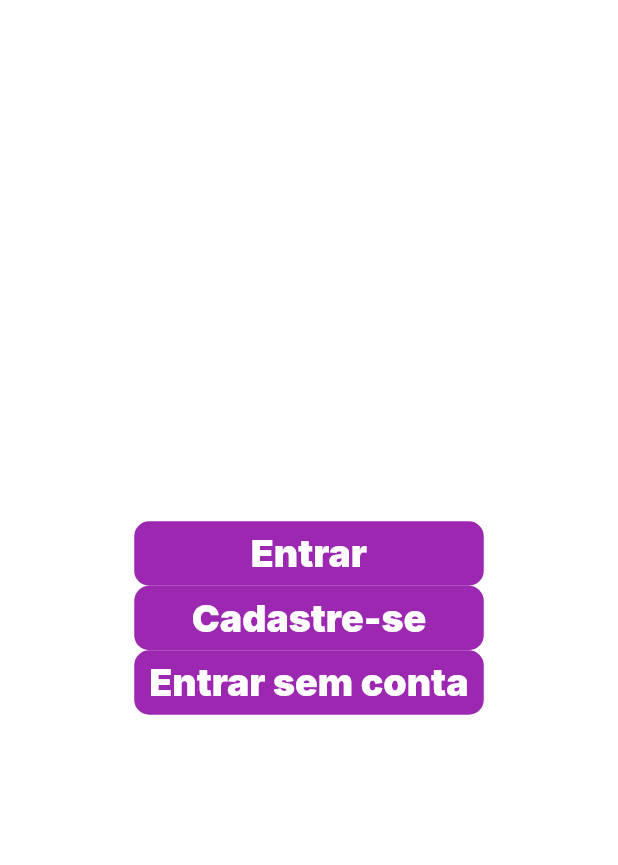
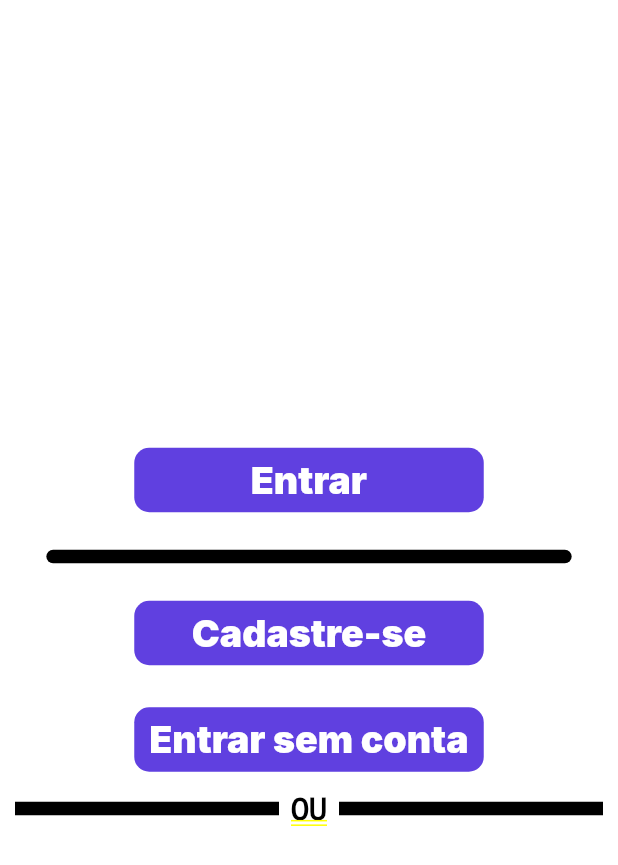
Before and after one commit to SamuTimRib/FAITEC, a Flutter app: the screen it shows after launch, on a phone screen of 412 x 824 dp. Shown: the top 865 px of the screen. Run offline on Flutter 3.47's test engine with Material 2 defaults, Android fonts, the phone set to English and light mode, and no system bars; Roboto replaces fonts that are missing (Inter).

Commit message:
reafector: add more config on home page

```diff
--- a/lib/components/button.dart
+++ b/lib/components/button.dart
@@ -13,7 +13,7 @@ class Button extends StatelessWidget {
       height: 43,
       alignment: Alignment.center,
       decoration: BoxDecoration(
-        color: Colors.purple,
+        color: const Color.fromARGB(1000, 80, 45, 221),
         borderRadius: BorderRadius.circular(10),
       ),
       child: GestureDetector(
--- a/lib/screens/home.dart
+++ b/lib/screens/home.dart
@@ -2,10 +2,15 @@ import 'package:flutter/material.dart';
 import 'package:flutter_application_1/components/button.dart';
 
 class Home extends StatelessWidget {
-  const Home({super.key});
+  // ignore: use_key_in_widget_constructors
+  const Home({Key? key});
 
   @override
   Widget build(BuildContext context) {
+    double parentWidth = MediaQuery.of(context).size.width;
+
+    double desiredWidth = parentWidth * 0.85; // 85% da largura do pai
+
     return Container(
       decoration: const BoxDecoration(
         color: Colors.white,
@@ -15,9 +20,58 @@ class Home extends StatelessWidget {
         children: [
           Column(
             children: [
-              Button(() {}, "Entrar"),
-              Button(() {}, "Cadastre-se"),
-              Button(() {}, "Entrar sem conta"),
+              Padding(
+                padding: const EdgeInsets.symmetric(vertical: 25.0),
+                child: Button(() {}, "Entrar"),
+              ),
+              Container(
+                width: desiredWidth,
+                height: 9.0, // Espessura da linha
+                decoration: BoxDecoration(
+                  color: Colors.black, // Cor da linha
+                  borderRadius: BorderRadius.circular(4.5), // Valor de borda para arredondamento
+                ),
+              ),
+              Padding(
+                padding: const EdgeInsets.symmetric(vertical: 25.0),
+                child: Button(() {}, "Cadastre-se"),
+              ),
+              Padding(
+                padding: const EdgeInsets.symmetric(vertical: 3.0),
+                child: Button(() {}, "Entrar sem conta"),
+              ),
+              const SizedBox(height: 10.0), // Espaço vertical entre os botões e a barra
+
+              // Barra personalizada com "ou" no meio e separação dos cantos
+              Padding(
+                padding: const EdgeInsets.symmetric(horizontal: 10.0),
+                child: Row(
+                  children: [
+                    Expanded(
+                      child: Container(
+                        height: 9.0, // Espessura da barra
+                        color: Colors.black, // Cor da barra
+                      ),
+                    ),
+                    const Padding(
+                      padding: EdgeInsets.symmetric(horizontal: 8.0),
+                      child: Text(
+                        "OU",
+                        style: TextStyle(
+                          fontSize: 20,
+                          color: Colors.black,
+                        ),
+                      ),
+                    ),
+                    Expanded(
+                      child: Container(
+                        height: 9.0, // Espessura da barra
+                        color: Colors.black, // Cor da barra
+                      ),
+                    ),
+                  ],
+                ),
+              ),
             ],
           ),
         ],
```
Also changed, not shown: pubspec.lock, 1 other file.
